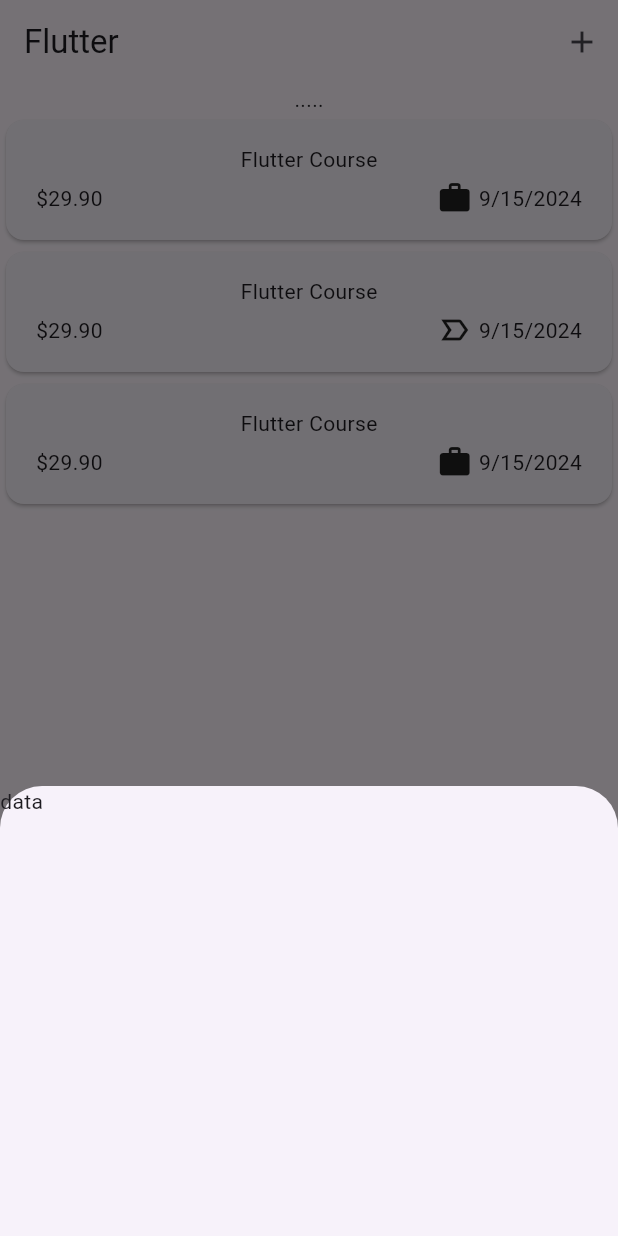
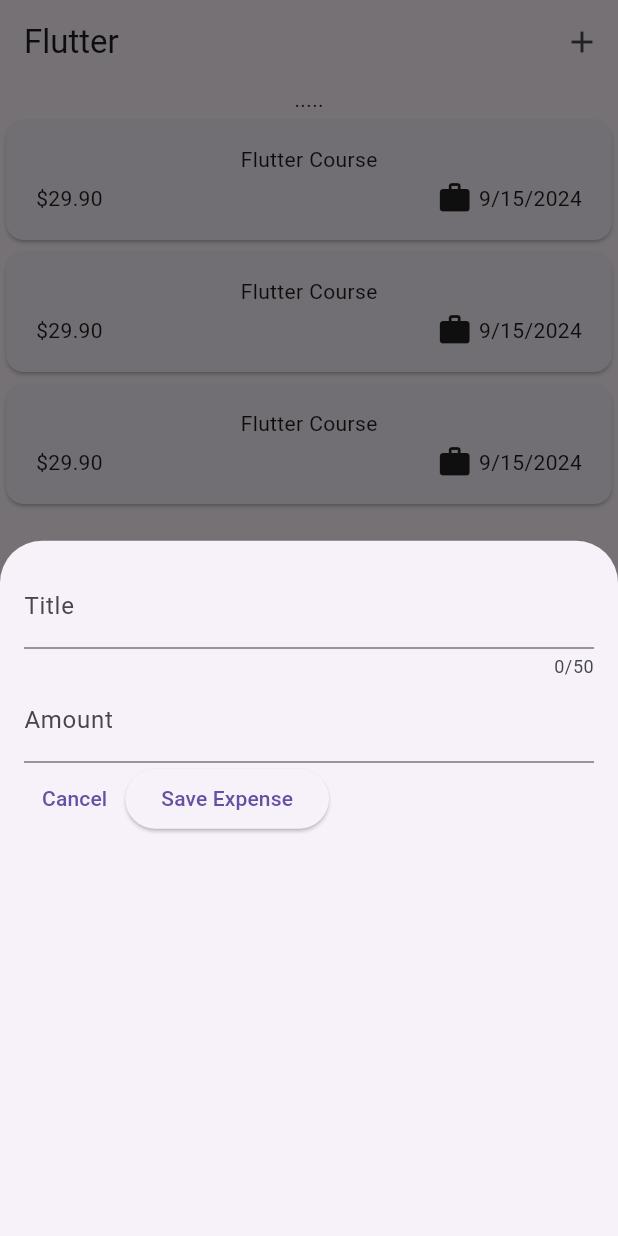
Before and after one commit to EngMohammed123/expenses_app, a Flutter app: the screen it shows after launch, after a tap on the "add" icon, on a phone screen of 412 x 824 dp. Run offline on Flutter 3.47's test engine with Material 3 defaults, Android fonts, the phone set to English and light mode, and no system bars.

Commit message:
title and amount text field done

```diff
--- a/lib/widgets/expenses.dart
+++ b/lib/widgets/expenses.dart
@@ -1,5 +1,6 @@
 import 'package:expenses_app/models/expense.dart';
 import 'package:expenses_app/widgets/expanses_list/expanses_list.dart';
+import 'package:expenses_app/widgets/new_expense.dart';
 import 'package:flutter/material.dart';
 
 class Expenses extends StatefulWidget {
@@ -17,7 +18,7 @@ class _ExpensesState extends State<Expenses> {
         amount: 29.9,
         date: DateTime.now()),
     Expense(
-        category: Category.leisure,
+        category: Category.work,
         title: 'Flutter Course',
         amount: 29.9,
         date: DateTime.now()),
@@ -38,12 +39,7 @@ class _ExpensesState extends State<Expenses> {
              onPressed: () {
               showModalBottomSheet(
                 context: context,
-                 builder: (BuildContext context){
-                  return SizedBox(
-                    height: 300,
-                    width: double.infinity,
-                    child: const Text('data'));
-                 }
+                 builder: (BuildContext context) => const NewExpense()
                  );
              },
               icon: const Icon(Icons.add),),
--- /dev/null
+++ b/lib/widgets/new_expense.dart
@@ -0,0 +1,54 @@
+import 'package:flutter/material.dart';
+
+class NewExpense extends StatefulWidget {
+  const NewExpense({super.key});
+
+  @override
+  State<NewExpense> createState() => _NewExpenseState();
+}
+
+class _NewExpenseState extends State<NewExpense> {
+  final TextEditingController _titleController = TextEditingController();
+  final TextEditingController _amountController = TextEditingController();
+
+  @override
+  void dispose() {
+    super.dispose();
+    _titleController.dispose();
+    _amountController.dispose();
+  }
+
+  @override
+  Widget build(BuildContext context) {
+    return Padding(
+      padding: const EdgeInsets.all(16),
+      child: Column(
+        children: [
+          TextField(
+            controller: _titleController,
+            maxLength: 50,
+            decoration: const InputDecoration(label: Text('Title')),
+          ),
+          TextField(
+            controller: _amountController,
+            keyboardType: TextInputType.number,
+            decoration:
+                const InputDecoration(label: Text('Amount'), prefixText: '\$'),
+          ),
+          Row(
+            children: [
+              TextButton(
+                onPressed: () => Navigator.of(context).pop(),
+                child: const Text('Cancel'),
+              ),
+              ElevatedButton(
+                onPressed: () {},
+                child: const Text('Save Expense'),
+              ),
+            ],
+          )
+        ],
+      ),
+    );
+  }
+}
```
